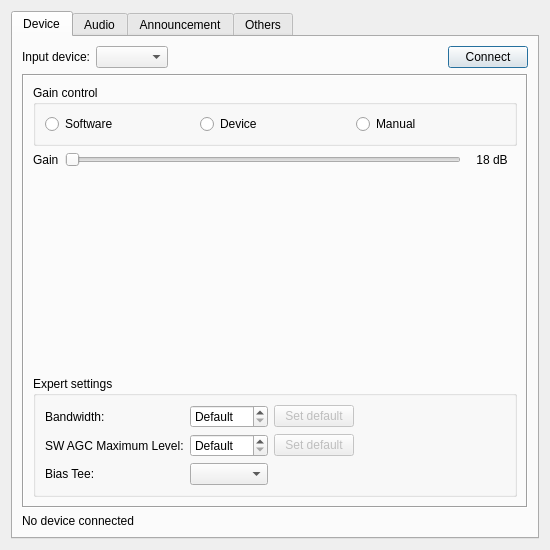
Qt form gui/setupdialog.ui (KejPi/AbracaDABra) before a commit.
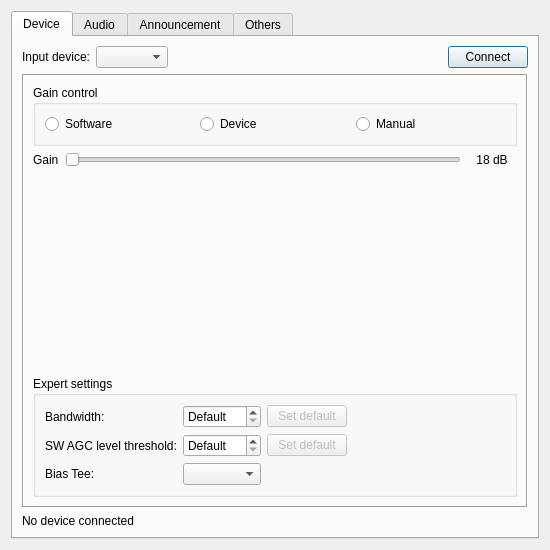
The same form after that commit. The open tabs and pages were chosen to show the change. Custom widgets are drawn as their Qt base class.

Diff of the .ui file:
```diff
--- a/gui/setupdialog.ui
+++ b/gui/setupdialog.ui
@@ -251,7 +251,7 @@
               <item row="3" column="0">
                <widget class="QLabel" name="rtlsdrSwAgcLevelLabel">
                 <property name="text">
-                 <string>SW AGC Maximum Level:</string>
+                 <string>SW AGC level threshold:</string>
                 </property>
                </widget>
               </item>
```
Left out of the diff: 5 changed lines with no effect on the pictures.
